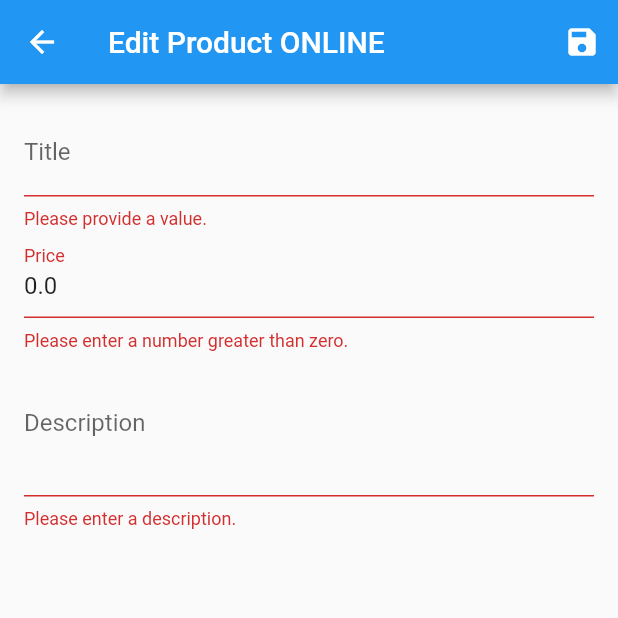
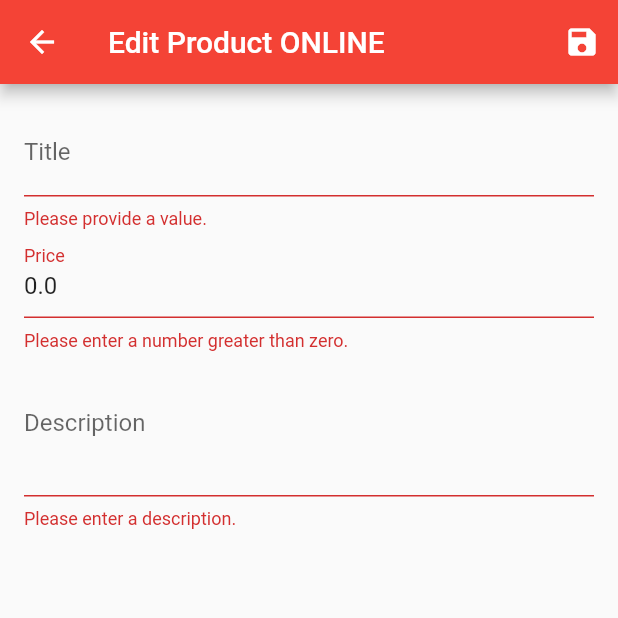
Before and after one commit to smeup/smeup-flutter, a Flutter app: the FirebaseEditPage screen opened directly with empty values, after a tap on the "save" icon, on a phone screen of 412 x 824 dp, the top half of it. Run offline on Flutter 3.47's test engine with Material 2 defaults, Android fonts, the phone set to English and light mode, and no system bars; our stand-ins replace camera, charts_flutter, cloud_firestore, connectivity, firebase_database, flutter_offline and 4 more; missing offline and left inert: barcode_scan, flutter_appavailability, flutter_sound, soundpool; accounts and stored records are empty; statements that could not run were skipped.

Commit message:
theme & modal

```diff
--- a/lib/customWidgets/wrappers/myButton.dart
+++ b/lib/customWidgets/wrappers/myButton.dart
@@ -12,7 +12,7 @@ class MyButton extends StatelessWidget {
       width: double.infinity,
       margin: EdgeInsets.only(top: 5),
       child: RaisedButton(
-        color: Colors.blue,
+        color: Theme.of(context).primaryColor,
         textColor: Colors.white,
         child: Text(buttonText),
         onPressed: buttonClickHandler,
--- a/lib/customWidgets/wrappers/myCamera.dart
+++ b/lib/customWidgets/wrappers/myCamera.dart
@@ -201,7 +201,7 @@ class _MyCameraState extends State<MyCamera>
       children: <Widget>[
         IconButton(
           icon: const Icon(Icons.camera_alt),
-          color: Colors.blue,
+          color: Theme.of(context).primaryColor,
           onPressed: controller != null &&
                   controller.value.isInitialized &&
                   !controller.value.isRecordingVideo
@@ -210,7 +210,7 @@ class _MyCameraState extends State<MyCamera>
         ),
         IconButton(
           icon: const Icon(Icons.videocam),
-          color: Colors.blue,
+          color: Theme.of(context).primaryColor,
           onPressed: controller != null &&
                   controller.value.isInitialized &&
                   !controller.value.isRecordingVideo
--- a/lib/firebaseEditPage.dart
+++ b/lib/firebaseEditPage.dart
@@ -7,7 +7,8 @@ class FirebaseEditPage extends StatefulWidget {
 
   final Product _initValues;
   final bool isFireStore;
-  FirebaseEditPage(this._initValues, this.isFireStore);
+  final Function callBack;
+  FirebaseEditPage(this._initValues, this.isFireStore, this.callBack);
 
   @override
   _FirebaseEditPageState createState() => _FirebaseEditPageState();
@@ -47,26 +48,30 @@ class _FirebaseEditPageState extends State<FirebaseEditPage> {
     _form.currentState.save();
 
     if(widget.isFireStore) {
+      HttpProductsResponseSync response;
       if (_editedProduct.id != null) {
-        HttpProductsResponseSync response = await MyApp.firebaseHttpService.patchProductsSync(_editedProduct);
-        if(!response.isError)
-          Navigator.of(context).pop();
+        response = await MyApp.firebaseHttpService.patchProductsSync(_editedProduct);
       } else {
-        HttpProductsResponseSync response = await MyApp.firebaseHttpService.postProductsSync(_editedProduct);
-        if(!response.isError)
-          Navigator.of(context).pop();
+        response = await MyApp.firebaseHttpService.postProductsSync(_editedProduct);
+      }
+      if(response != null && !response.isError) {
+        Navigator.of(context).pop();
+        widget.callBack();
       }
     } else {
+      HttpProductsResponse response;
       if (_editedProduct.id != null) {
-        HttpProductsResponse response = await MyApp.firebaseHttpService.patchProducts(_editedProduct);
-        if(!response.isError)
-          Navigator.of(context).pop();
+        response = await MyApp.firebaseHttpService.patchProducts(_editedProduct);
       } else {
-        HttpProductsResponse response = await MyApp.firebaseHttpService.postProducts(_editedProduct);
-        if(!response.isError)
-          Navigator.of(context).pop();
+        response = await MyApp.firebaseHttpService.postProducts(_editedProduct);
+      }
+      if(response != null && !response.isError) {
+        Navigator.of(context).pop();
+        widget.callBack();
       }
     }
+
+
   }
 
   @override
@@ -113,7 +118,7 @@ class _FirebaseEditPageState extends State<FirebaseEditPage> {
                 initialValue: widget._initValues.price.toString(),
                 decoration: InputDecoration(labelText: 'Price'),
                 textInputAction: TextInputAction.next,
-                keyboardType: TextInputType.number,
+                keyboardType: TextInputType.numberWithOptions(decimal: true),
                 focusNode: _priceFocusNode,
                 onFieldSubmitted: (_) {
                   FocusScope.of(context).requestFocus(_descriptionFocusNode);
--- a/lib/main.dart
+++ b/lib/main.dart
@@ -81,7 +81,7 @@ class MyApp extends StatelessWidget {
     return MaterialApp(
       title: 'Smeup - Flutter',
       theme: ThemeData(
-        primarySwatch: Colors.blue,
+        primarySwatch: Colors.red,
       ),
       home: HomePage(title: 'Smeup Flutter - Home Page'),
     );
```
Also changed, not shown: lib/customWidgets/firebase/firebaseListItem.dart (+15 -9 lines), lib/firebaseListPage.dart (+16 -6 lines).
